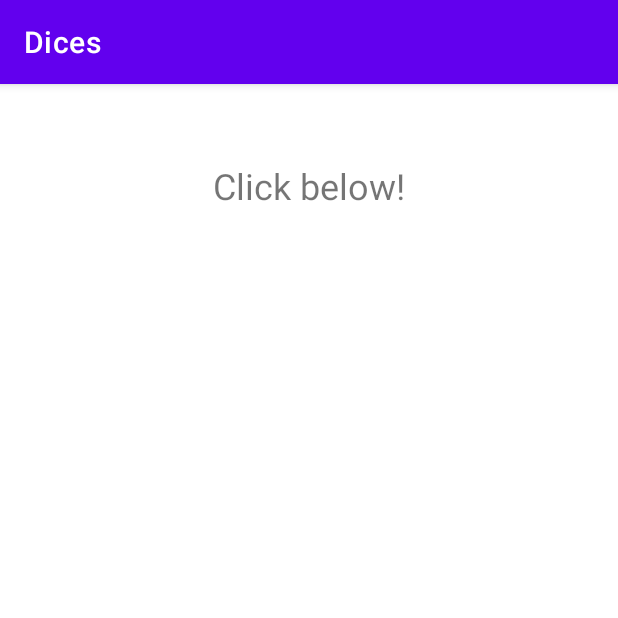
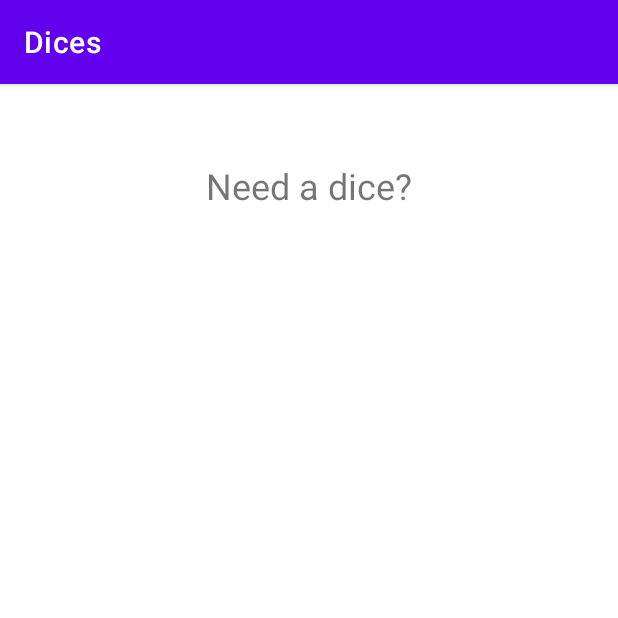
Before and after one commit to davimargelo/android-dices, an Android app: the screen it shows after launch (MainActivity), on a phone screen of 412 x 824 dp, the top half of it. Run offline under Robolectric (Android 15) with nearby library versions, the phone set to English and light mode, and no system bars.

Commit message:
dice roller

```diff
--- a/app/src/main/res/layout/activity_main.xml
+++ b/app/src/main/res/layout/activity_main.xml
@@ -11,7 +11,7 @@
         android:layout_width="wrap_content"
         android:layout_height="wrap_content"
         android:layout_marginTop="51dp"
-        android:text="Click below!"
+        android:text="Need a dice?"
         android:textSize="24sp"
         app:layout_constraintEnd_toEndOf="parent"
         app:layout_constraintStart_toStartOf="parent"
@@ -27,7 +27,7 @@
         android:layout_marginEnd="306dp"
         android:layout_marginRight="306dp"
         android:onClick="changeText"
-        android:text="Click here"
+        android:text="Roll"
         app:layout_constraintEnd_toEndOf="parent"
         app:layout_constraintStart_toStartOf="parent"
         app:layout_constraintTop_toBottomOf="@+id/textontop" />
```
Also changed, not shown: app/src/main/java/com/olegram/dices/MainActivity.java (+20 -7 lines).
